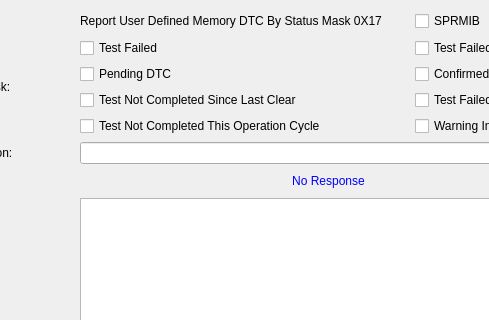
VicharaVandana/ProxiCan, file SID_19_17.ui: the form before one commit; both pictures show x 97 to 586 and y 0 to 320 of the 857 by 619 pixel window.
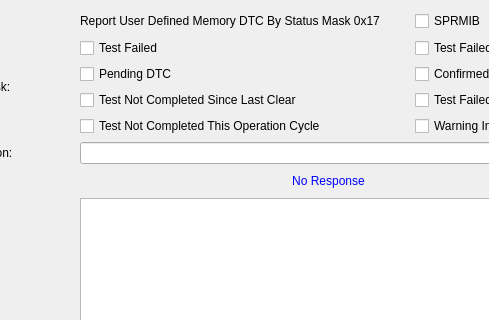
The form after the commit.

Diff of the .ui file:
```diff
--- a/SID_19_17.ui
+++ b/SID_19_17.ui
@@ -183,7 +183,7 @@
     <item row="0" column="1" colspan="2">
      <widget class="QLabel" name="subFunction_Name">
       <property name="text">
-       <string>Report User Defined Memory DTC By Status Mask 0X17 </string>
+       <string>Report User Defined Memory DTC By Status Mask 0x17 </string>
       </property>
      </widget>
     </item>
```
Left out of the diff: 2 changed lines with no effect on the pictures.
